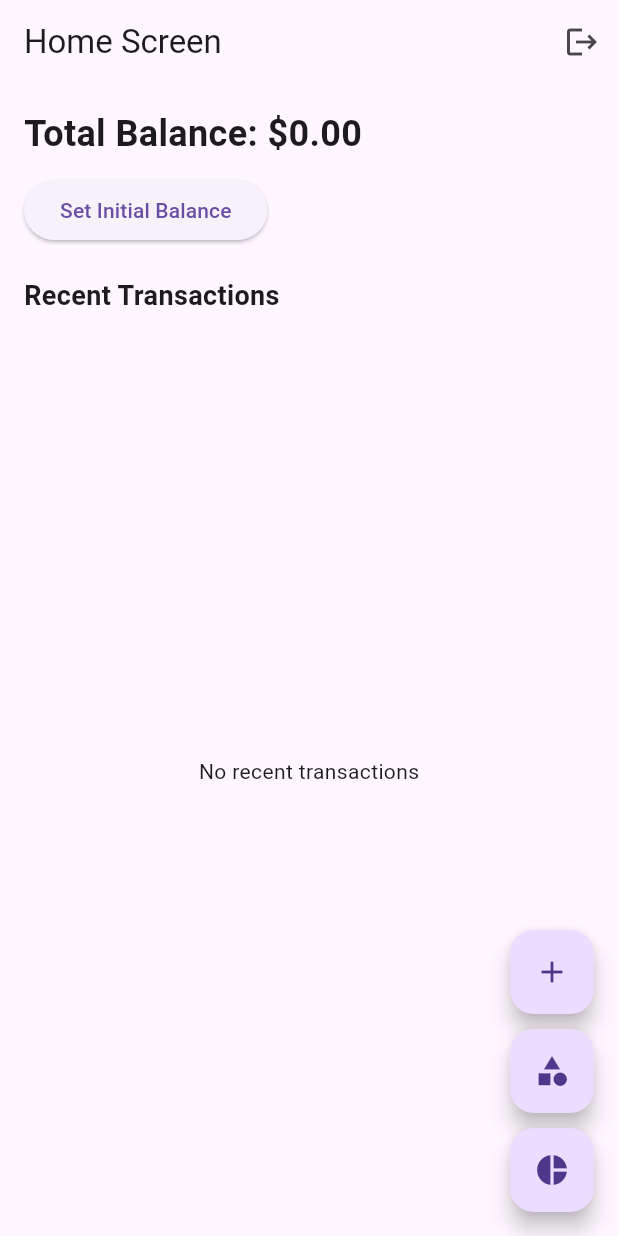
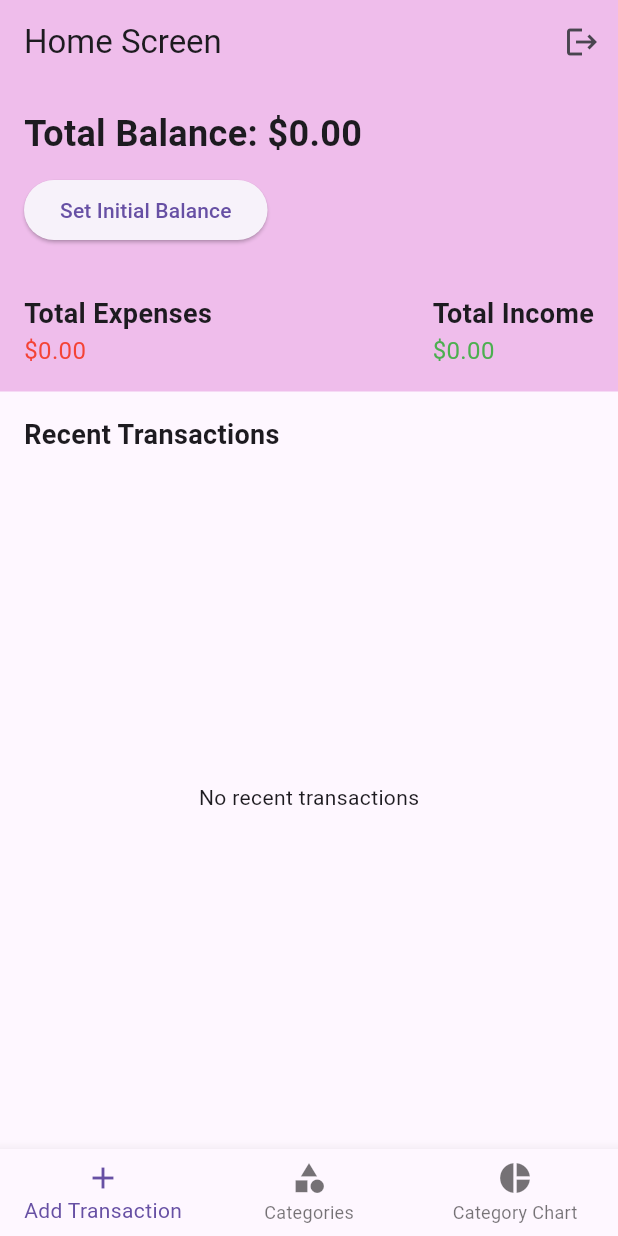
Before and after one commit to aaguirreu/cm-miplata-utem, a Flutter app: the screen it shows once a user with an empty profile is signed in, on a phone screen of 412 x 824 dp. Run offline on Flutter 3.47's test engine with Material 3 defaults, Android fonts, the phone set to English and light mode, and no system bars; our stand-ins replace firebase_auth, firebase_core, firebase_crashlytics, google_sign_in, syncfusion_flutter_charts; accounts and stored records are empty.

Commit message:
pequeños diseños a homescreen

```diff
--- a/lib/screens/home_screen.dart
+++ b/lib/screens/home_screen.dart
@@ -14,9 +14,12 @@ class HomeScreen extends StatefulWidget {
 
 class _HomeScreenState extends State<HomeScreen> {
   double totalBalance = 0.0;
+  double totalExpenses = 0.0;
+  double totalIncome = 0.0;
   List<Map<String, dynamic>> recentTransactions = [];
   List<String> categories = ['Food', 'Transport', 'Entertainment'];
   bool isInitialBalanceSet = false;
+  int _selectedIndex = 0;
 
   void _addTransaction(String title, double amount, String type, String category) {
     setState(() {
@@ -30,19 +33,32 @@ class _HomeScreenState extends State<HomeScreen> {
 
       if (type == 'income') {
         totalBalance += amount;
+        totalIncome += amount;
       } else {
         totalBalance -= amount;
+        totalExpenses += amount;
       }
     });
   }
 
   void _updateTransaction(int index, Map<String, dynamic> updatedTransaction) {
     setState(() {
+      if (recentTransactions[index]['type'] == 'income') {
+        totalBalance -= recentTransactions[index]['amount'];
+        totalIncome -= recentTransactions[index]['amount'];
+      } else {
+        totalBalance += recentTransactions[index]['amount'];
+        totalExpenses -= recentTransactions[index]['amount'];
+      }
+
       recentTransactions[index] = updatedTransaction;
+
       if (updatedTransaction['type'] == 'income') {
         totalBalance += updatedTransaction['amount'];
+        totalIncome += updatedTransaction['amount'];
       } else {
         totalBalance -= updatedTransaction['amount'];
+        totalExpenses += updatedTransaction['amount'];
       }
     });
   }
@@ -51,8 +67,10 @@ class _HomeScreenState extends State<HomeScreen> {
     setState(() {
       if (recentTransactions[index]['type'] == 'income') {
         totalBalance -= recentTransactions[index]['amount'];
+        totalIncome -= recentTransactions[index]['amount'];
       } else {
         totalBalance += recentTransactions[index]['amount'];
+        totalExpenses -= recentTransactions[index]['amount'];
       }
       recentTransactions.removeAt(index);
     });
@@ -78,10 +96,54 @@ class _HomeScreenState extends State<HomeScreen> {
     );
   }
 
+  void _onItemTapped(int index) {
+    setState(() {
+      _selectedIndex = index;
+    });
+    switch (index) {
+      case 0:
+        Navigator.of(context).push(
+          MaterialPageRoute(
+            builder: (context) => AddTransactionScreen(onAddTransaction: _addTransaction, categories: categories),
+          ),
+        );
+        break;
+      case 1:
+        Navigator.of(context).push(
+          MaterialPageRoute(
+            builder: (context) => CategoryScreen(
+              categories: categories,
+              onUpdateCategories: _updateCategories,
+              recentTransactions: recentTransactions,
+            ),
+          ),
+        );
+        break;
+      case 2:
+        Navigator.of(context).push(
+          MaterialPageRoute(
+            builder: (context) => CategoryChartScreen(recentTransactions: recentTransactions),
+          ),
+        );
+        break;
+    }
+  }
+
   @override
   Widget build(BuildContext context) {
     return Scaffold(
-      appBar: AppBar(
+      body: Column(
+        crossAxisAlignment: CrossAxisAlignment.start,
+        children: [
+          Container(
+            color: Color(0xFFefbdeb),
+            child: SafeArea(
+              child: Column(
+                crossAxisAlignment: CrossAxisAlignment.start,
+                children: [
+                  AppBar(
+                    backgroundColor: Color(0xFFefbdeb),
+                    elevation: 0,
                     title: Text('Home Screen'),
                     actions: [
                       IconButton(
@@ -90,7 +152,7 @@ class _HomeScreenState extends State<HomeScreen> {
                       ),
                     ],
                   ),
-      body: Padding(
+                  Padding(
                     padding: const EdgeInsets.all(16.0),
                     child: Column(
                       crossAxisAlignment: CrossAxisAlignment.start,
@@ -111,7 +173,54 @@ class _HomeScreenState extends State<HomeScreen> {
                             },
                             child: Text('Set Initial Balance'),
                           ),
-            SizedBox(height: 20),
+                      ],
+                    ),
+                  ),
+                ],
+              ),
+            ),
+          ),
+          Container(
+            color: Color(0xFFefbdeb),
+            padding: const EdgeInsets.all(16.0),
+            child: Row(
+              mainAxisAlignment: MainAxisAlignment.spaceBetween,
+              children: [
+                Column(
+                  crossAxisAlignment: CrossAxisAlignment.start,
+                  children: [
+                    Text(
+                      'Total Expenses',
+                      style: TextStyle(fontSize: 18, fontWeight: FontWeight.bold),
+                    ),
+                    Text(
+                      '\$${totalExpenses.toStringAsFixed(2)}',
+                      style: TextStyle(fontSize: 16, color: Colors.red),
+                    ),
+                  ],
+                ),
+                Column(
+                  crossAxisAlignment: CrossAxisAlignment.start,
+                  children: [
+                    Text(
+                      'Total Income',
+                      style: TextStyle(fontSize: 18, fontWeight: FontWeight.bold),
+                    ),
+                    Text(
+                      '\$${totalIncome.toStringAsFixed(2)}',
+                      style: TextStyle(fontSize: 16, color: Colors.green),
+                    ),
+                  ],
+                ),
+              ],
+            ),
+          ),
+          Expanded(
+            child: Padding(
+              padding: const EdgeInsets.all(16.0),
+              child: Column(
+                crossAxisAlignment: CrossAxisAlignment.start,
+                children: [
                   Text(
                     'Recent Transactions',
                     style: TextStyle(fontSize: 18, fontWeight: FontWeight.bold),
@@ -120,14 +229,12 @@ class _HomeScreenState extends State<HomeScreen> {
                   Expanded(
                     child: recentTransactions.isEmpty
                         ? Center(child: Text('No recent transactions'))
-                  : Column(
-                children: [
-                  Expanded(
-                    child: ListView.builder(
+                        : ListView.builder(
                       itemCount: recentTransactions.length < 4 ? recentTransactions.length : 4,
                       itemBuilder: (context, index) {
                         final transaction = recentTransactions[index];
-                        return ListTile(
+                        return Card(
+                          child: ListTile(
                             title: Text(transaction['title']),
                             subtitle: Text('${transaction['date']} - ${transaction['category'] ?? ''}'),
                             trailing: Text(
@@ -135,12 +242,15 @@ class _HomeScreenState extends State<HomeScreen> {
                               style: TextStyle(
                                 color: transaction['type'] == 'income'
                                     ? Colors.green
-                                    : Colors.red),
+                                    : Colors.red,
+                              ),
+                            ),
                           ),
                         );
                       },
                     ),
                   ),
+                  if (recentTransactions.length > 4)
                     ElevatedButton(
                       onPressed: () {
                         Navigator.of(context).push(
@@ -158,50 +268,26 @@ class _HomeScreenState extends State<HomeScreen> {
                 ],
               ),
             ),
+          ),
         ],
       ),
+      bottomNavigationBar: BottomNavigationBar(
+        items: const <BottomNavigationBarItem>[
+          BottomNavigationBarItem(
+            icon: Icon(Icons.add),
+            label: 'Add Transaction',
           ),
-      floatingActionButton: Column(
-        mainAxisAlignment: MainAxisAlignment.end,
-        crossAxisAlignment: CrossAxisAlignment.end,
-        children: [
-          FloatingActionButton(
-            onPressed: () {
-              Navigator.of(context).push(
-                MaterialPageRoute(
-                  builder: (context) => AddTransactionScreen(onAddTransaction: _addTransaction, categories: categories),
+          BottomNavigationBarItem(
+            icon: Icon(Icons.category),
+            label: 'Categories',
           ),
-              );
-            },
-            child: Icon(Icons.add),
-          ),
-          SizedBox(height: 10),
-          FloatingActionButton(
-            onPressed: () {
-              Navigator.of(context).push(
-                MaterialPageRoute(
-                  builder: (context) => CategoryScreen(
-                    categories: categories,
-                    onUpdateCategories: _updateCategories,
-                    recentTransactions: recentTransactions,
-                  ),
-                ),
-              );
-            },
-            child: Icon(Icons.category),
-          ),
-          SizedBox(height: 10),
-          FloatingActionButton(
-            onPressed: () {
-              Navigator.of(context).push(
-                MaterialPageRoute(
-                  builder: (context) => CategoryChartScreen(recentTransactions: recentTransactions),
-                ),
-              );
-            },
-            child: Icon(Icons.pie_chart),
+          BottomNavigationBarItem(
+            icon: Icon(Icons.pie_chart),
+            label: 'Category Chart',
           ),
         ],
+        currentIndex: _selectedIndex,
+        onTap: _onItemTapped,
       ),
     );
   }
```
Lines whose indentation alone changed are shown as unchanged.
